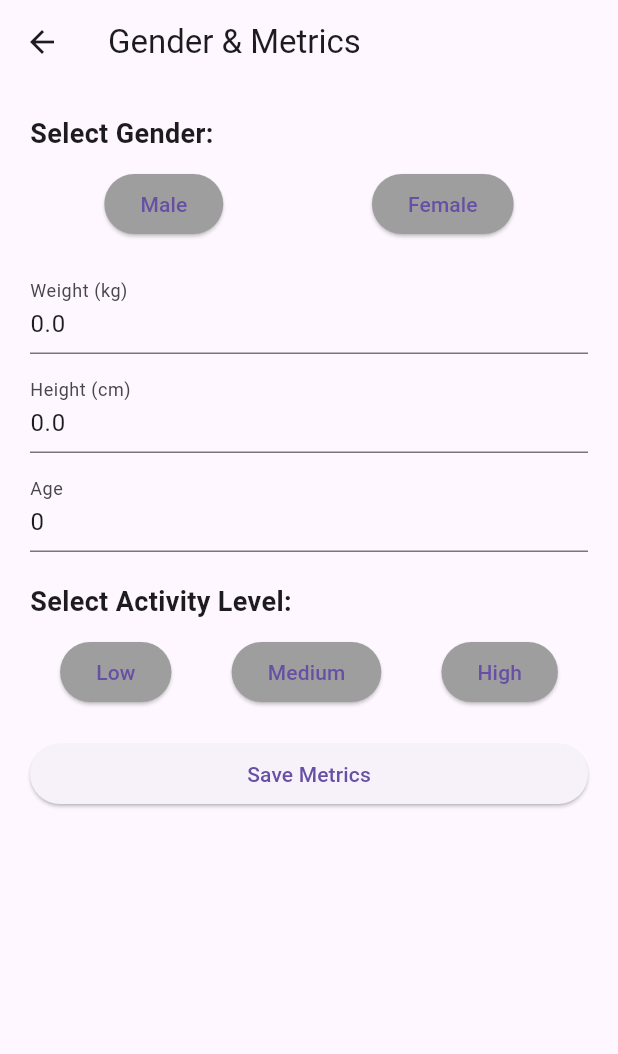
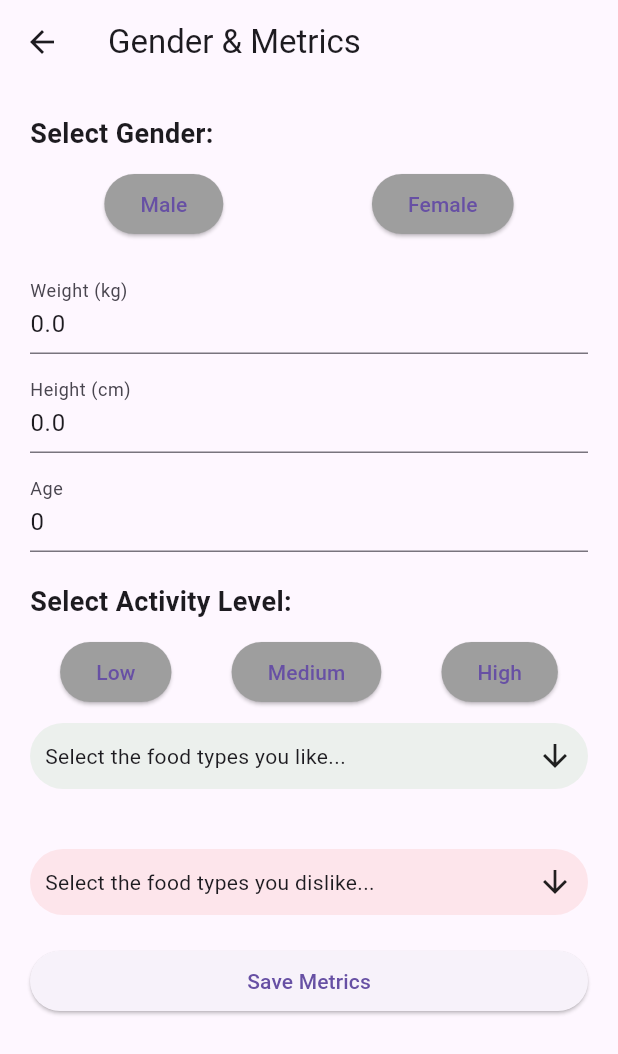
Before and after one commit to rekk5/RestaurantApp, a Flutter app: the GenderMetricsPage screen opened by its route, after a tap on "Save Metrics", on a phone screen of 412 x 824 dp. Shown: the top 1054 px of the screen. Run offline on Flutter 3.47's test engine with Material 3 defaults, Android fonts, the light colour scheme and no system bars; drawn by our look-alikes of multi_select_flutter; our stand-ins replace cloud_firestore, firebase_auth, firebase_core, firebase_database; missing offline and left inert: dart:ffi; accounts and stored records are empty.

Commit message:
Food preferences on metrics page

```diff
--- /dev/null
+++ b/lib/classes/food_type.dart
@@ -0,0 +1,66 @@
+class FoodType{
+
+  int id;
+  String name;
+
+  //possibly add picture icon later
+
+  FoodType({
+    required this.id,
+    required this.name,
+  });
+
+  /*
+Food types currently not stored on databse. Might be smart to do in the future to allow adding new food types without modifying the code.
+ */
+
+
+  static List<FoodType> getProteinTypes(){
+
+    List<FoodType> proteinTypes = [];
+    proteinTypes.add(FoodType(id: 0, name: 'Poultry'));
+    proteinTypes.add(FoodType(id: 1, name: 'Beef'));
+    proteinTypes.add(FoodType(id: 2, name: 'Pork'));
+    proteinTypes.add(FoodType(id: 3, name: 'Seafood'));
+    proteinTypes.add(FoodType(id: 4, name: 'Plant Based Protein'));
+    proteinTypes.add(FoodType(id: 5, name: 'Game'));
+
+    return proteinTypes;
+  }
+
+  static List<FoodType> getSideDishTypes(){
+
+    List<FoodType> sideTypes = [];
+    sideTypes.add(FoodType(id: 6, name: 'Potatoes'));
+    sideTypes.add(FoodType(id: 7, name: 'Pasta'));
+    sideTypes.add(FoodType(id: 8, name: 'Rice'));
+    sideTypes.add(FoodType(id: 9, name: 'Vegetables'));
+    sideTypes.add(FoodType(id: 10, name: 'Soup'));
+    sideTypes.add(FoodType(id: 11, name: 'Bread'));
+
+    return sideTypes;
+  }
+
+  static List<FoodType> getAllFoodTypes(){
+
+    List<FoodType> allFoodTypes = [];
+
+    allFoodTypes.add(FoodType(id: 0, name: 'Poultry'));
+    allFoodTypes.add(FoodType(id: 1, name: 'Beef'));
+    allFoodTypes.add(FoodType(id: 2, name: 'Pork'));
+    allFoodTypes.add(FoodType(id: 3, name: 'Seafood'));
+    allFoodTypes.add(FoodType(id: 4, name: 'Plant Based Protein'));
+    allFoodTypes.add(FoodType(id: 5, name: 'Game'));
+    allFoodTypes.add(FoodType(id: 6, name: 'Potatoes'));
+    allFoodTypes.add(FoodType(id: 7, name: 'Pasta'));
+    allFoodTypes.add(FoodType(id: 8, name: 'Rice'));
+    allFoodTypes.add(FoodType(id: 9, name: 'Vegetables'));
+    allFoodTypes.add(FoodType(id: 10, name: 'Soup'));
+    allFoodTypes.add(FoodType(id: 11, name: 'Bread'));
+
+
+    return allFoodTypes;
+
+  }
+
+}
--- a/lib/gender_metrics_page.dart
+++ b/lib/gender_metrics_page.dart
@@ -1,6 +1,18 @@
+import 'dart:ffi';
+import 'dart:ui';
+
+
+import 'package:flutter/cupertino.dart';
 import 'package:flutter/material.dart';
 import 'package:firebase_auth/firebase_auth.dart';
 import 'package:cloud_firestore/cloud_firestore.dart';
+import 'package:flutter/rendering.dart';
+import 'package:flutter/widgets.dart';
+import 'package:kandi/classes/food_item.dart';
+import 'package:kandi/classes/food_type.dart';
+import 'package:multi_select_flutter/multi_select_flutter.dart';
+
+
 
 void main() {
   runApp(const MyApp());
@@ -22,12 +34,16 @@ class MyApp extends StatelessWidget {
   }
 }
 
+
+
 class GenderMetricsPage extends StatefulWidget {
   const GenderMetricsPage({super.key});
 
   @override
   _GenderMetricsPageState createState() => _GenderMetricsPageState();
 }
+
+
 
 class _GenderMetricsPageState extends State<GenderMetricsPage> {
   String selectedGender = '';
@@ -40,11 +56,27 @@ class _GenderMetricsPageState extends State<GenderMetricsPage> {
   final heightController = TextEditingController();
   final ageController = TextEditingController();
 
+  static List<FoodType> foodTypes = FoodType.getAllFoodTypes();
+
+  static List<FoodType> _smallFoodTypes = [];
+  static List<FoodType> _smallFoodTypes2 = [];
+
+
+
+  final _items = foodTypes.map((foodItem) => MultiSelectItem(foodItem, foodItem.name)).toList();
+
+  List<FoodType> likedFoodTypes = [];
+  List<FoodType> dislikedFoodTypes = [];
+  List<int> preferences = [];
+
+
   @override
   void initState() {
-    super.initState();
     loadMetrics();
+
+
   }
+
 
   void loadMetrics() async {
     final userId = FirebaseAuth.instance.currentUser?.uid;
@@ -64,6 +96,18 @@ class _GenderMetricsPageState extends State<GenderMetricsPage> {
       weightController.text = weight.toString();
       heightController.text = height.toString();
       ageController.text = age.toString();
+      // setting food preferences
+      likedFoodTypes = [];
+      dislikedFoodTypes = [];
+      for(int index = 0; index < doc['foodPreference'].length; index++){
+        preferences.add(doc['foodPreference'][index]);
+        if(doc['foodPreference'][index] > 0){
+          likedFoodTypes.add(foodTypes[index]);
+        }
+        if(doc['foodPreference'][index] < 0){
+          dislikedFoodTypes.add(foodTypes[index]);
+        }
+      }
     });
   }
 
@@ -81,6 +125,7 @@ class _GenderMetricsPageState extends State<GenderMetricsPage> {
     'height': height,
     'age': age,
     'activityLevel': activityLevel,
+    'foodPreference': getFoodPreferenceList(),
     }, SetOptions(merge: true));
   }
 
@@ -93,6 +138,8 @@ class _GenderMetricsPageState extends State<GenderMetricsPage> {
 
       body: Padding(
         padding: const EdgeInsets.all(20.0),
+        child: SingleChildScrollView(
+          scrollDirection: Axis.vertical,
           child: Column(
             crossAxisAlignment: CrossAxisAlignment.stretch,
             children: [
@@ -104,98 +151,77 @@ class _GenderMetricsPageState extends State<GenderMetricsPage> {
                 ),
               ),
               const SizedBox(height: 10.0),
-            Row(
-              mainAxisAlignment: MainAxisAlignment.spaceAround,
-              children: [
-                ElevatedButton(
-                  onPressed: () {
-                    setState(() {
-                      selectedGender = 'Male';
-                    });
-                  },
-                style: ButtonStyle(
-                  backgroundColor: MaterialStateProperty.resolveWith<Color>(
-                    (Set<MaterialState> states) {
-                      if (selectedGender == 'Male') return Colors.blue;  // Selected color
-                        return Colors.grey;  // Default color
-                    },
-                  ),
-                 ),
-                child: const Text('Male'),
+              _genderSelector(),
+
+              const SizedBox(height: 20.0),
+              _weightSelector(),
+
+              const SizedBox(height: 10.0),
+              _heightSelector(),
+
+              const SizedBox(height: 10.0),
+              _ageSelector(),
+
+              const SizedBox(height: 20.0),
+              _activityLevelText(),
+
+              const SizedBox(height: 10.0),
+              _activityLevelSelector(),
+
+              const SizedBox(height: 10.0),
+
+
+             MultiSelectDialogField<FoodType>(
+              items: _items,
+              initialValue: likedFoodTypes,
+              title: Text('Food types'),
+              buttonText: Text('Select the food types you like...'),
+              selectedColor: Colors.green,
+              decoration: BoxDecoration(
+                color: Colors.green.withOpacity(0.1),
+                borderRadius: BorderRadius.circular(40)
               ),
 
+              onConfirm: (results){
+                likedFoodTypes = results;
+              }
+              ),
+
+              const SizedBox(height: 40.0),
+
+
+              MultiSelectDialogField<FoodType>(
+              items: _items,
+              initialValue: dislikedFoodTypes,
+              title: Text('Food types'),
+              buttonText: Text('Select the food types you dislike...'),
+              selectedColor: Colors.red,
+              decoration: BoxDecoration(
+                color: Colors.red.withOpacity(0.1),
+                borderRadius: BorderRadius.circular(40)
+              ),
+
+              onConfirm: (results){
+                dislikedFoodTypes = results;
+              }
+              ),
+
+              const SizedBox(height: 20.0),
+
+
               ElevatedButton(
-                  onPressed: () {
-                    setState(() {
-                      selectedGender = 'Female';
-                    });
-                  },
-                  style: ButtonStyle(
-                    backgroundColor: MaterialStateProperty.resolveWith<Color>(
-                      (Set<MaterialState> states) {
-                        if (selectedGender == 'Female') return Colors.blue;  // Selected color
-                          return Colors.grey;  // Default color
-                      },
-                    ),
-                  ),
-                child: const Text('Female'),
+                onPressed: saveMetrics,
+                child: const Text('Save Metrics'),
               ),
             ],
           ),
-
-            const SizedBox(height: 20.0),
-            TextField(
-              controller: weightController,
-              keyboardType: TextInputType.number,
-              onChanged: (value) {
-                setState(() {
-                  weight = double.parse(value);
-                });
-              },
-              decoration: const InputDecoration(
-                labelText: 'Weight (kg)',
         ),
       ),
+    );
+  }
 
-            const SizedBox(height: 10.0),
-            TextField(
-              controller: heightController,
-              keyboardType: TextInputType.number,
-              onChanged: (value) {
-                setState(() {
-                  height = double.parse(value);
-                });
-              },
-              decoration: const InputDecoration(
-                labelText: 'Height (cm)',
-              ),
-            ),
-
-            const SizedBox(height: 10.0),
-            TextField(
-              controller: ageController,
-              keyboardType: TextInputType.number,
-              onChanged: (value) {
-                setState(() {
-                  age = int.parse(value);
-                });
-              },
-              decoration: const InputDecoration(
-                labelText: 'Age',
-              ),
-            ),
-
-            const SizedBox(height: 20.0),
-            const Text(
-              'Select Activity Level:',
-              style: TextStyle(
-                fontSize: 18.0,
-                fontWeight: FontWeight.bold,
-              ),
-            ),
-
-            const SizedBox(height: 10.0),
-            Row(
+  Row _activityLevelSelector() {
+    return Row(
             mainAxisAlignment: MainAxisAlignment.spaceAround,
             children: [
               ElevatedButton(
@@ -249,16 +275,115 @@ class _GenderMetricsPageState extends State<GenderMetricsPage> {
               child: const Text('High'),
             ),
           ],
-          ),
+        );
+  }
 
-            const SizedBox(height: 20.0),
-            ElevatedButton(
-              onPressed: saveMetrics,
-              child: const Text('Save Metrics'),
-            ),
-          ],
-        ),
+
+  List<int> getFoodPreferenceList(){
+    List<int> foodPreferenceList = List.filled(12, 0);
+    for(FoodType food in likedFoodTypes){
+      foodPreferenceList[food.id] = 1;
+    }
+    for(FoodType food in dislikedFoodTypes){
+      foodPreferenceList[food.id] = -1;
+    }
+
+    return foodPreferenceList;
+  }
+
+  Text _activityLevelText() {
+    return const Text(
+            'Select Activity Level:',
+            style: TextStyle(
+              fontSize: 18.0,
+              fontWeight: FontWeight.bold,
             ),
           );
   }
+
+  TextField _ageSelector() {
+    return TextField(
+            controller: ageController,
+            keyboardType: TextInputType.number,
+            onChanged: (value) {
+              setState(() {
+                age = int.parse(value);
+              });
+            },
+            decoration: const InputDecoration(
+              labelText: 'Age',
+            ),
+          );
   }
+
+  TextField _heightSelector() {
+    return TextField(
+            controller: heightController,
+            keyboardType: TextInputType.number,
+            onChanged: (value) {
+              setState(() {
+                height = double.parse(value);
+              });
+            },
+            decoration: const InputDecoration(
+              labelText: 'Height (cm)',
+            ),
+          );
+  }
+
+  TextField _weightSelector() {
+    return TextField(
+            controller: weightController,
+            keyboardType: TextInputType.number,
+            onChanged: (value) {
+              setState(() {
+                weight = double.parse(value);
+              });
+            },
+            decoration: const InputDecoration(
+              labelText: 'Weight (kg)',
+            ),
+          );
+  }
+
+  Row _genderSelector() {
+    return Row(
+            mainAxisAlignment: MainAxisAlignment.spaceAround,
+            children: [
+              ElevatedButton(
+                onPressed: () {
+                  setState(() {
+                    selectedGender = 'Male';
+                  });
+                },
+              style: ButtonStyle(
+                backgroundColor: MaterialStateProperty.resolveWith<Color>(
+                  (Set<MaterialState> states) {
+                    if (selectedGender == 'Male') return Colors.blue;  // Selected color
+                      return Colors.grey;  // Default color
+                  },
+                ),
+               ),
+              child: const Text('Male'),
+              ),
+
+              ElevatedButton(
+                onPressed: () {
+                  setState(() {
+                    selectedGender = 'Female';
+                  });
+                },
+                style: ButtonStyle(
+                  backgroundColor: MaterialStateProperty.resolveWith<Color>(
+                    (Set<MaterialState> states) {
+                      if (selectedGender == 'Female') return Colors.blue;  // Selected color
+                        return Colors.grey;  // Default color
+                    },
+                  ),
+                ),
+              child: const Text('Female'),
+              ),
+            ],
+          );
+  }
+}
--- a/lib/home_screen.dart
+++ b/lib/home_screen.dart
@@ -22,6 +22,7 @@ class _HomeScreenState extends State<HomeScreen> {
   HSVColor orange = HSVColor.fromColor(Colors.orange);
   HSVColor yellow = HSVColor.fromColor(Colors.yellow);
   HSVColor green = HSVColor.fromColor(Colors.green);
+
 
   void _getInitialInfo(){
     testMenu = FoodItem.getTestMenu();
--- a/pubspec.yaml
+++ b/pubspec.yaml
@@ -43,6 +43,7 @@ dependencies:
   firebase_auth: ^4.17.8
   cloud_firestore: ^4.15.8
   firebase_database: ^10.4.9
+  multi_select_flutter: ^4.1.3
 
 dev_dependencies:
   flutter_test:
```
Also changed, not shown: pubspec.lock. Lines whose indentation alone changed are shown as unchanged.
